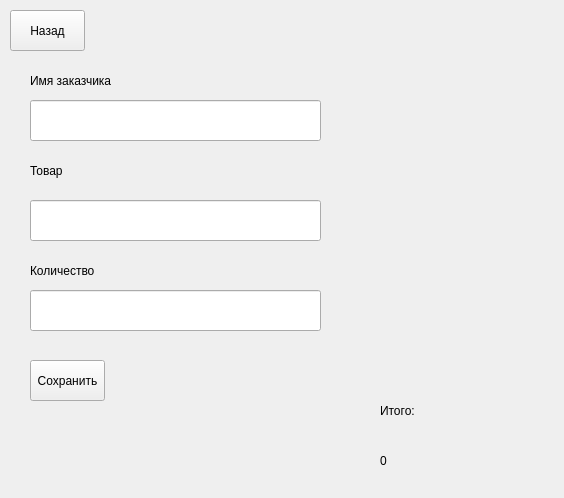
Above: order.ui from Shuv1Wolf/hackathon before the change. Below: the same form after it.
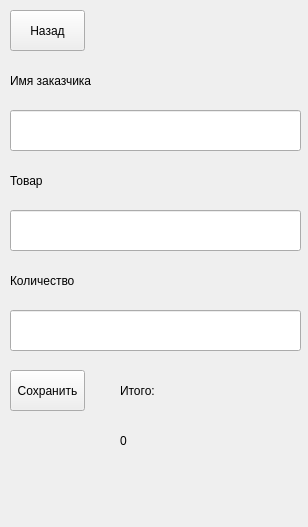
That is the form after the change.

The edit to the form file:
```diff
--- a/order.ui
+++ b/order.ui
@@ -6,8 +6,8 @@
    <rect>
     <x>0</x>
     <y>0</y>
-    <width>564</width>
-    <height>498</height>
+    <width>308</width>
+    <height>527</height>
    </rect>
   </property>
   <property name="windowTitle">
@@ -30,7 +30,7 @@
    <widget class="QLabel" name="label">
     <property name="geometry">
      <rect>
-      <x>30</x>
+      <x>10</x>
       <y>60</y>
       <width>301</width>
       <height>41</height>
@@ -46,8 +46,8 @@
    <widget class="QLineEdit" name="lineEdit">
     <property name="geometry">
      <rect>
-      <x>30</x>
-      <y>100</y>
+      <x>10</x>
+      <y>110</y>
       <width>291</width>
       <height>41</height>
      </rect>
@@ -56,8 +56,8 @@
    <widget class="QLabel" name="label_2">
     <property name="geometry">
      <rect>
-      <x>30</x>
-      <y>150</y>
+      <x>10</x>
+      <y>160</y>
       <width>171</width>
       <height>41</height>
      </rect>
@@ -72,8 +72,8 @@
    <widget class="QLineEdit" name="lineEdit_2">
     <property name="geometry">
      <rect>
-      <x>30</x>
-      <y>200</y>
+      <x>10</x>
+      <y>210</y>
       <width>291</width>
       <height>41</height>
      </rect>
@@ -82,8 +82,8 @@
    <widget class="QLabel" name="label_3">
     <property name="geometry">
      <rect>
-      <x>30</x>
-      <y>250</y>
+      <x>10</x>
+      <y>260</y>
       <width>291</width>
       <height>41</height>
      </rect>
@@ -98,8 +98,8 @@
    <widget class="QLineEdit" name="lineEdit_3">
     <property name="geometry">
      <rect>
-      <x>30</x>
-      <y>290</y>
+      <x>10</x>
+      <y>310</y>
       <width>291</width>
       <height>41</height>
      </rect>
@@ -108,8 +108,8 @@
    <widget class="QLabel" name="label_4">
     <property name="geometry">
      <rect>
-      <x>380</x>
-      <y>390</y>
+      <x>120</x>
+      <y>370</y>
       <width>171</width>
       <height>41</height>
      </rect>
@@ -124,8 +124,8 @@
    <widget class="QLabel" name="label_5">
     <property name="geometry">
      <rect>
-      <x>380</x>
-      <y>440</y>
+      <x>120</x>
+      <y>420</y>
       <width>121</width>
       <height>41</height>
      </rect>
@@ -140,8 +140,8 @@
    <widget class="QPushButton" name="agree_button">
     <property name="geometry">
      <rect>
-      <x>30</x>
-      <y>360</y>
+      <x>10</x>
+      <y>370</y>
       <width>75</width>
       <height>41</height>
      </rect>
```
Left out of the diff: 6 changed lines with no effect on the pictures.
